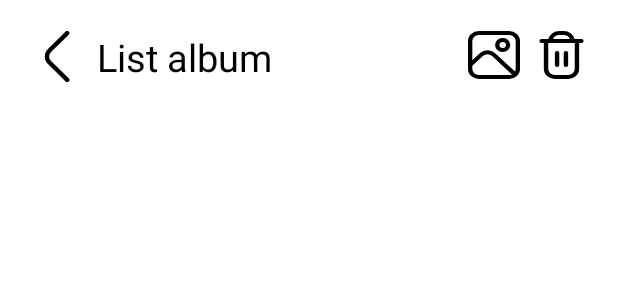
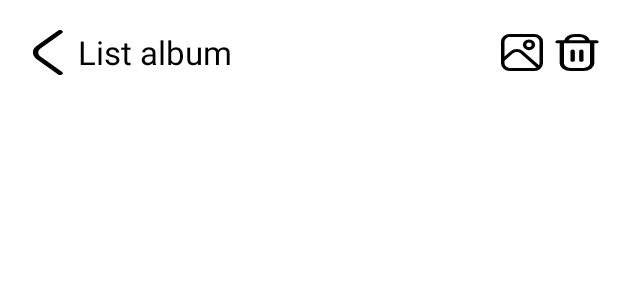
Before and after one commit to Ashpex/Simple-Gallery, an Android app: the layout fragment_list_album.xml on its own in the app's theme, with its tools: preview values and no code run, on a phone screen of 412 x 824 dp. Shown: the top 300 px of the screen. Run offline under Robolectric (Android 15) with nearby library versions, the phone set to English and light mode, and no system bars.

Commit message:
list album bar

```diff
--- a/app/src/main/java/com/example/testgallery/AlbumFragment.java
+++ b/app/src/main/java/com/example/testgallery/AlbumFragment.java
@@ -11,8 +11,8 @@ import androidx.fragment.app.Fragment;
 import androidx.recyclerview.widget.GridLayoutManager;
 import androidx.recyclerview.widget.RecyclerView;
 
-import com.example.testgallery.album.AlbumAdapter;
-import com.example.testgallery.album.Album;
+import com.example.testgallery.Album.AlbumAdapter;
+import com.example.testgallery.Album.Album;
 
 import java.util.ArrayList;
 import java.util.List;
--- a/app/src/main/java/com/example/testgallery/ListAlbumFragment.java
+++ b/app/src/main/java/com/example/testgallery/ListAlbumFragment.java
@@ -15,8 +15,8 @@ import androidx.fragment.app.FragmentTransaction;
 import androidx.recyclerview.widget.GridLayoutManager;
 import androidx.recyclerview.widget.RecyclerView;
 
-import com.example.testgallery.album.Album;
-import com.example.testgallery.album.ListAlbumAdapter;
+import com.example.testgallery.Album.Album;
+import com.example.testgallery.Album.ListAlbumAdapter;
 
 
 public class ListAlbumFragment extends Fragment {
--- a/app/src/main/java/com/example/testgallery/album/Album.java
+++ b/app/src/main/java/com/example/testgallery/album/Album.java
@@ -1,4 +1,4 @@
-package com.example.testgallery.album;
+package com.example.testgallery.Album;
 
 import java.util.List;
 
--- a/app/src/main/java/com/example/testgallery/album/AlbumAdapter.java
+++ b/app/src/main/java/com/example/testgallery/album/AlbumAdapter.java
@@ -1,4 +1,4 @@
-package com.example.testgallery.album;
+package com.example.testgallery.Album;
 
 import android.view.LayoutInflater;
 import android.view.View;
--- a/app/src/main/java/com/example/testgallery/album/ListAlbumAdapter.java
+++ b/app/src/main/java/com/example/testgallery/album/ListAlbumAdapter.java
@@ -1,4 +1,4 @@
-package com.example.testgallery.album;
+package com.example.testgallery.Album;
 
 import android.content.Context;
 import android.content.Intent;
--- a/app/src/main/res/layout/fragment_list_album.xml
+++ b/app/src/main/res/layout/fragment_list_album.xml
@@ -7,44 +7,40 @@
     android:background="@color/white">
     <LinearLayout
         android:layout_width="match_parent"
-        android:layout_height="60dp"
+        android:layout_height="50dp"
         android:orientation="horizontal"
-        android:layout_marginTop="5dp"
-        android:layout_marginEnd="10dp"
-        android:padding="10dp"
-        android:layout_marginStart="10dp">
+        android:layout_marginTop="10dp"
+        android:padding="10dp">
 
         <ImageButton
             android:id="@+id/btnBack"
             android:layout_width="0dp"
-            android:layout_marginTop="5dp"
-            android:layout_height="34dp"
-            android:layout_weight="1.4"
+            android:layout_height="match_parent"
+            android:layout_weight="1.5"
             android:background="@drawable/ic_back" />
 
         <TextView
             android:id="@+id/txtName_list_album"
             android:text="List album"
             android:textColor="@color/black"
-            android:layout_marginStart="10dp"
-            android:textSize="25sp"
-            android:layout_marginTop="5dp"
+            android:textSize="22sp"
             android:layout_width="0dp"
             android:layout_weight="10"
             android:layout_height="match_parent"/>
         <ImageButton
             android:layout_width="0dp"
-            android:layout_marginTop="5dp"
-            android:layout_height="32dp"
-            android:layout_weight="1.4"
+            android:layout_marginBottom="2.5dp"
+            android:layout_marginTop="2.5dp"
+            android:layout_height="match_parent"
+            android:layout_weight="1"
             android:background="@drawable/ic_add_photo_list_album"/>
         <ImageButton
-            android:layout_marginTop="5dp"
+            android:layout_marginBottom="2.5dp"
+            android:layout_marginTop="2.5dp"
             android:layout_width="0dp"
-            android:layout_height="32dp"
-            android:padding="10dp"
-            android:layout_marginStart="10dp"
-            android:layout_weight="1.4"
+            android:layout_height="match_parent"
+            android:layout_marginStart="5dp"
+            android:layout_weight="1.2"
             android:backgroundTint="@color/black"
             android:background="@drawable/ic_delete"/>
     </LinearLayout>
```
Also changed, not shown: app/src/main/AndroidManifest.xml (line endings or trailing spaces), 1 other file.
